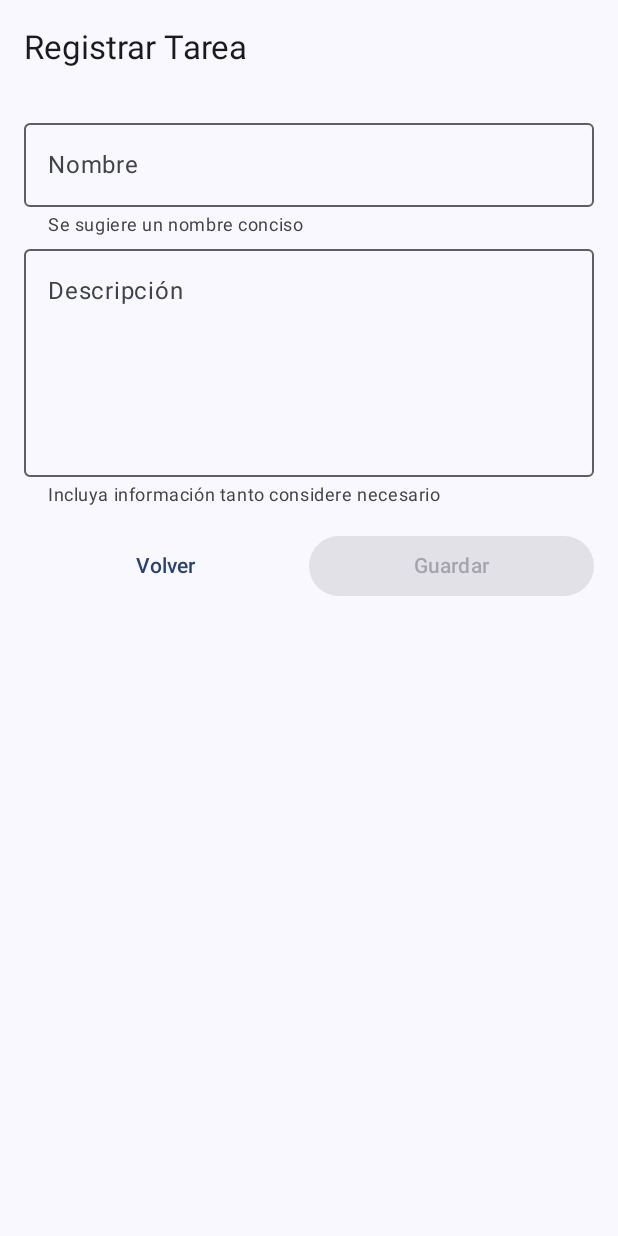
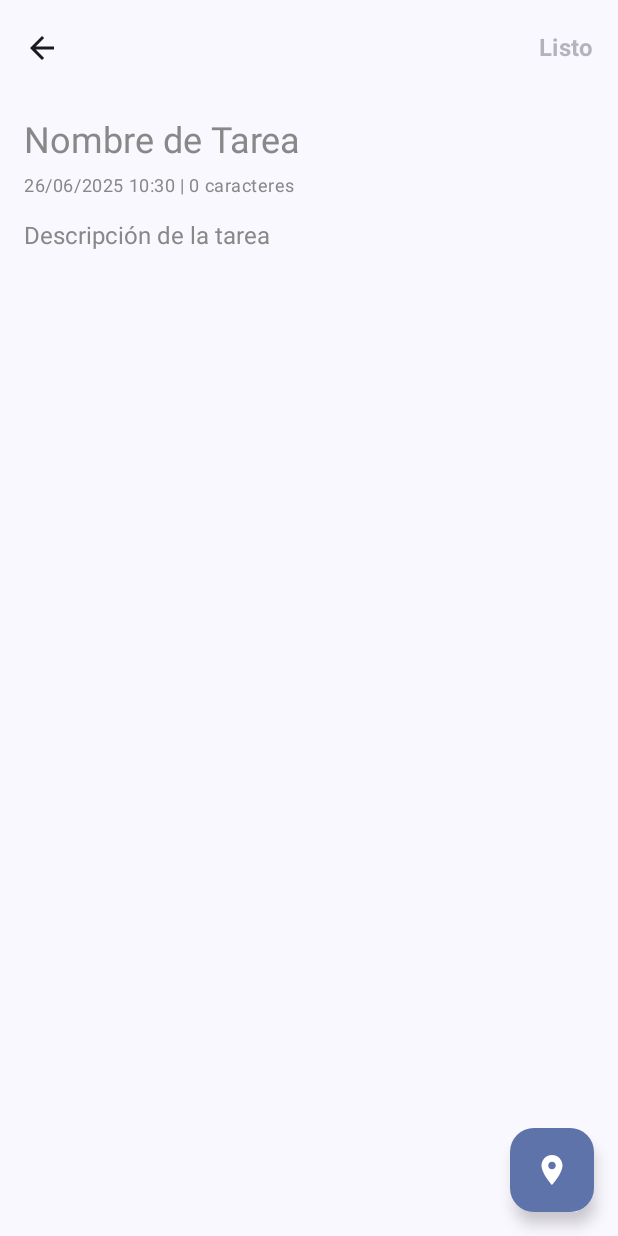
Before and after one commit to jadapache/gestor-tareas, an Android app built with Jetpack Compose: the MainScreen screen opened through its navigation route, after a tap on "Agregar tarea", on a phone screen of 412 x 824 dp. Run offline under Robolectric (Android 15) with nearby library versions, the phone set to English and light mode, and no system bars; our stand-ins replace Firebase (no records; nobody signed in at launch, a user with empty details on screens opened directly), Room's generated code.

```diff
--- a/app/src/main/java/com/jadapache/task2hacer/MainActivity.kt
+++ b/app/src/main/java/com/jadapache/task2hacer/MainActivity.kt
@@ -18,8 +18,6 @@ import androidx.navigation.compose.composable
 import androidx.navigation.compose.rememberNavController
 import androidx.lifecycle.viewmodel.compose.viewModel
 import androidx.compose.ui.platform.LocalContext
-import com.jadapache.task2hacer.screens.FormularioScreen
-import com.jadapache.task2hacer.screens.EditarTareaScreen
 import com.jadapache.task2hacer.viewmodel.TareasViewModel
 import com.jadapache.task2hacer.screens.MainScreen
 import com.jadapache.task2hacer.screens.LoginScreen
@@ -30,11 +28,11 @@ import androidx.compose.runtime.getValue
 import androidx.compose.runtime.mutableStateOf
 import androidx.compose.runtime.setValue
 import androidx.compose.ui.Alignment
-import com.jadapache.task2hacer.data.Task2HacerDB
 import com.google.firebase.auth.FirebaseAuth
 import com.jadapache.task2hacer.screens.RegisterScreen
-import kotlinx.coroutines.Dispatchers
-import kotlinx.coroutines.withContext
+import com.jadapache.task2hacer.screens.TareaScreen
+import androidx.navigation.NavType
+import androidx.navigation.navArgument
 
 class MainActivity : ComponentActivity() {
     override fun onCreate(savedInstanceState: Bundle?) {
@@ -76,16 +74,15 @@ fun AppNavigation() {
             composable("principal") {
                 MainScreen(navController, tareasViewModel)
             }
-            composable("formulario") {
-                FormularioScreen(navController, tareasViewModel)
-            }
-            composable("editar") {
-                val tarea = tareasViewModel.tareaSeleccionada
-                if (tarea != null) {
-                    EditarTareaScreen(navController, tareasViewModel, tarea)
-                } else {
-                    navController.popBackStack("principal", inclusive = false)
-                }
+            composable(
+                route = "tareaDetail?tareaId={tareaId}",
+                arguments = listOf(navArgument("tareaId") {
+                    type = NavType.StringType
+                    nullable = true
+                })
+            ) { backStackEntry ->
+                val tareaId = backStackEntry.arguments?.getString("tareaId")
+                TareaScreen(navController, tareasViewModel, tareaId)
             }
             composable("login") {
                 LoginScreen(navController, FirebaseAuth.getInstance())
--- a/app/src/main/java/com/jadapache/task2hacer/data/models/Tarea.kt
+++ b/app/src/main/java/com/jadapache/task2hacer/data/models/Tarea.kt
@@ -12,6 +12,6 @@ data class Tarea(
     var nombre: String = "",
     var descripcion: String = "",
     val completada: Boolean = false,
-    var sincronizado: Boolean = false,
-    var ultimaMod: Long = System.currentTimeMillis()
+    var ultimaMod: Long = System.currentTimeMillis(),
+    var ubicacion: String? = null
 )
--- a/app/src/main/java/com/jadapache/task2hacer/screens/FormularioScreen.kt
+++ /dev/null
@@ -1,73 +0,0 @@
-package com.jadapache.task2hacer.screens
-
-import androidx.compose.foundation.layout.*
-import androidx.compose.material3.*
-import androidx.compose.runtime.*
-import androidx.compose.ui.Alignment
-import androidx.compose.ui.Modifier
-import androidx.compose.ui.unit.dp
-import androidx.navigation.NavController
-import com.google.firebase.auth.FirebaseAuth
-import com.jadapache.task2hacer.data.models.Tarea
-import com.jadapache.task2hacer.viewmodel.TareasViewModel
-
-@OptIn(ExperimentalMaterial3Api::class)
-@Composable
-fun FormularioScreen(navController: NavController, viewModel: TareasViewModel) {
-    var nombre by remember { mutableStateOf("") }
-    var descripcion by remember { mutableStateOf("") }
-    var toastMessage by remember { mutableStateOf("") }
-    val userId = FirebaseAuth.getInstance().currentUser?.uid
-    Scaffold(
-        topBar = {
-            TopAppBar(title = { Text("Registrar Tarea") })
-        }
-    ) { innerPadding ->
-        Column(
-            modifier = Modifier
-                .padding(innerPadding)
-                .fillMaxSize()
-                .padding(horizontal = 16.dp)
-                .imePadding(),
-            verticalArrangement = Arrangement.Top,
-            horizontalAlignment = Alignment.CenterHorizontally
-        ) {
-            Spacer(modifier = Modifier.height(10.dp))
-            OutlinedTextField(
-                value = nombre,
-                onValueChange = { nombre = it },
-                label = { Text("Nombre") },
-                placeholder = { Text("Ej: Diseño de UI App") },
-                supportingText = { Text("Se sugiere un nombre conciso") },
-                modifier = Modifier.fillMaxWidth(),
-                singleLine = true
-            )
-            OutlinedTextField(
-                value = descripcion,
-                onValueChange = { descripcion = it },
-                label = { Text("Descripción") },
-                placeholder = { Text("Ej: hacer aplicación móvil") },
-                supportingText = { Text("Incluya información tanto considere necesario") },
-                modifier = Modifier.fillMaxWidth(),
-                minLines = 5,
-                maxLines = 10
-            )
-            Spacer(modifier = Modifier.height(15.dp))
-            Row(modifier = Modifier.fillMaxWidth(), horizontalArrangement = Arrangement.SpaceBetween, verticalAlignment = Alignment.Bottom) {
-                Button(onClick = { navController.popBackStack()},
-                        modifier = Modifier.weight(1f),
-                        colors = ButtonDefaults.outlinedButtonColors(contentColor = MaterialTheme.colorScheme.primary)) {
-                    Text("Volver")
-                }
-                Button(onClick = { viewModel.insertarTarea(tarea = Tarea(nombre = nombre, descripcion = descripcion, userId = userId.toString()))
-                                    toastMessage = "Nueva tarea agregada"
-                                    navController.popBackStack() },
-                       modifier = Modifier.weight(1f),
-                        colors = ButtonDefaults.buttonColors(containerColor = MaterialTheme.colorScheme.primary ),
-                        enabled = nombre.isNotBlank()) {
-                    Text("Guardar")
-                }
-            }
-        }
-    }
-}
--- a/app/src/main/java/com/jadapache/task2hacer/screens/MainScreen.kt
+++ b/app/src/main/java/com/jadapache/task2hacer/screens/MainScreen.kt
@@ -30,6 +30,7 @@ import com.jadapache.task2hacer.viewmodel.TareasViewModel
 @Composable
 fun MainScreen(navController: NavHostController, viewModel: TareasViewModel) {
     val auth = FirebaseAuth.getInstance()
+    val userId = FirebaseAuth.getInstance().currentUser?.uid ?: ""
     val tasks by viewModel.tareas.collectAsState()
     val context = LocalContext.current
     var toastMessage by remember { mutableStateOf("") }
@@ -60,7 +61,7 @@ fun MainScreen(navController: NavHostController, viewModel: TareasViewModel) {
             )
         },
         floatingActionButton = {
-            FloatingActionButton(onClick = { navController.navigate("formulario") }) {
+            FloatingActionButton(onClick = { navController.navigate("tareaDetail") }) {
                 Icon(Icons.Filled.Add, contentDescription = "Agregar tarea")
             }
         }
@@ -156,8 +157,7 @@ fun TareaCard(
                     viewModel.marcarTarea(tarea, false)
                     onToastMessage("Tarea reasignada")
                 } else {
-                    viewModel.tareaSeleccionada = tarea
-                    navController.navigate("editar")
+                    navController.navigate("tareaDetail?tareaId=${tarea.id}")
                 }
             }
             .heightIn(max = 120.dp)
--- /dev/null
+++ b/app/src/main/java/com/jadapache/task2hacer/screens/TareaScreen.kt
@@ -0,0 +1,263 @@
+package com.jadapache.task2hacer.screens
+
+import android.Manifest
+import android.content.pm.PackageManager
+import androidx.activity.compose.rememberLauncherForActivityResult
+import androidx.activity.result.contract.ActivityResultContracts
+import androidx.compose.foundation.layout.*
+import androidx.compose.foundation.text.BasicTextField
+import androidx.compose.material.icons.Icons
+import androidx.compose.material.icons.automirrored.filled.ArrowBack
+import androidx.compose.material.icons.filled.Close
+import androidx.compose.material.icons.filled.LocationOn
+import androidx.compose.material3.*
+import androidx.compose.runtime.*
+import androidx.compose.ui.Alignment
+import androidx.compose.ui.Modifier
+import androidx.compose.ui.graphics.Color
+import androidx.compose.ui.platform.LocalContext
+import androidx.compose.ui.text.TextStyle
+import androidx.compose.ui.text.font.FontWeight
+import androidx.compose.ui.unit.dp
+import androidx.compose.ui.unit.sp
+import androidx.core.content.ContextCompat
+import androidx.navigation.NavController
+import com.google.android.gms.location.LocationServices
+import com.google.android.gms.maps.model.CameraPosition
+import com.google.android.gms.maps.model.LatLng
+import com.google.firebase.auth.FirebaseAuth
+import com.google.maps.android.compose.GoogleMap
+import com.google.maps.android.compose.Marker
+import com.google.maps.android.compose.MapUiSettings
+import com.google.maps.android.compose.rememberCameraPositionState
+import com.google.maps.android.compose.rememberMarkerState
+import com.jadapache.task2hacer.data.models.Tarea
+import com.jadapache.task2hacer.utils.formatDate
+import com.jadapache.task2hacer.viewmodel.TareasViewModel
+
+@OptIn(ExperimentalMaterial3Api::class)
+@Composable
+fun TareaScreen(
+    navController: NavController,
+    viewModel: TareasViewModel,
+    tareaId: String?
+) {
+    val isNewTask = tareaId == null
+    val task = if (isNewTask) null else viewModel.tareas.collectAsState().value.find { it.id == tareaId }
+    val userId = FirebaseAuth.getInstance().currentUser?.uid
+    var nombre by remember { mutableStateOf(task?.nombre ?: "") }
+    var descripcion by remember { mutableStateOf(task?.descripcion ?: "") }
+    var ubicacion by remember {
+        mutableStateOf(
+            task?.ubicacion?.split(",")?.let { LatLng(it[0].toDouble(), it[1].toDouble()) }
+        )
+    }
+
+    val context = LocalContext.current
+    val fusedLocationClient = remember { LocationServices.getFusedLocationProviderClient(context) }
+
+    var hasLocationPermission by remember {
+        mutableStateOf(
+            ContextCompat.checkSelfPermission(
+                context,
+                Manifest.permission.ACCESS_FINE_LOCATION
+            ) == PackageManager.PERMISSION_GRANTED
+        )
+    }
+
+    val permissionLauncher = rememberLauncherForActivityResult(
+        contract = ActivityResultContracts.RequestPermission(),
+        onResult = { isGranted ->
+            hasLocationPermission = isGranted
+            if (isGranted) {
+                fusedLocationClient.lastLocation.addOnSuccessListener { location ->
+                    ubicacion = if (location != null) {
+                        LatLng(location.latitude, location.longitude)
+                    } else {
+                        LatLng(7.061158711284572,-73.10883332043886) // Default location
+                    }
+                }
+            }
+        }
+    )
+
+    var showDeleteButton by remember { mutableStateOf(false) }
+    var showConfirmDialog by remember { mutableStateOf(false) }
+    var modoEdicionUbicacion by remember { mutableStateOf(false) }
+
+    Scaffold(
+        topBar = {
+            TopAppBar(
+                title = { },
+                navigationIcon = {
+                    IconButton(onClick = { navController.popBackStack() }) {
+                        Icon(Icons.AutoMirrored.Filled.ArrowBack, contentDescription = "Regresar")
+                    }
+                },
+                actions = {
+                    TextButton(
+                        onClick = {
+                            val newLocation = ubicacion?.let { "${it.latitude},${it.longitude}" }
+                            if (isNewTask) {
+                                viewModel.insertarTarea(tarea = Tarea(nombre = nombre, descripcion = descripcion, userId = userId.toString()))
+                            } else {
+                                task?.let {
+                                    viewModel.modificarTarea(it.copy(nombre = nombre, descripcion = descripcion, ubicacion = newLocation))
+                                }
+                            }
+                            navController.popBackStack()
+                        },
+                        enabled = nombre.isNotBlank()
+                    ) {
+                        Text("Listo", style = MaterialTheme.typography.titleMedium.copy(fontWeight = FontWeight.Bold))
+                    }
+                },
+                colors = TopAppBarDefaults.topAppBarColors(containerColor = Color.Transparent)
+            )
+        },
+        floatingActionButton = {
+            FloatingActionButton(onClick = {
+                if (hasLocationPermission) {
+                    modoEdicionUbicacion = true
+                    fusedLocationClient.lastLocation.addOnSuccessListener { location ->
+                        ubicacion = if (location != null) {
+                            LatLng(location.latitude, location.longitude)
+                        } else {
+                            LatLng(7.061158711284572,-73.10883332043886)
+                        }
+                    }
+                } else {
+                    permissionLauncher.launch(Manifest.permission.ACCESS_FINE_LOCATION)
+                }
+            }) {
+                Icon(Icons.Default.LocationOn, contentDescription = "Agregar o actualizar ubicación")
+            }
+        }
+    ) { innerPadding ->
+        Column(
+            modifier = Modifier
+                .padding(innerPadding)
+                .fillMaxSize()
+                .padding(16.dp)
+        ) {
+            BasicTextField(
+                value = nombre,
+                onValueChange = { nombre = it },
+                textStyle = TextStyle(fontSize = 24.sp, color = MaterialTheme.colorScheme.onSurface),
+                modifier = Modifier.fillMaxWidth(),
+                decorationBox = { innerTextField ->
+                    Box(modifier = Modifier.fillMaxWidth()) {
+                        if (nombre.isEmpty()) {
+                            Text("Nombre de Tarea", style = TextStyle(fontSize = 24.sp, color = Color.Gray))
+                        }
+                        innerTextField()
+                    }
+                }
+            )
+
+            Spacer(modifier = Modifier.height(8.dp))
+
+            Text(
+                text = "${formatDate(task?.ultimaMod ?: System.currentTimeMillis())} | ${descripcion.length} caracteres",
+                style = MaterialTheme.typography.bodySmall,
+                color = Color.Gray
+            )
+
+            Spacer(modifier = Modifier.height(16.dp))
+
+            BasicTextField(
+                value = descripcion,
+                onValueChange = { descripcion = it },
+                textStyle = TextStyle(fontSize = 16.sp, color = MaterialTheme.colorScheme.onSurface),
+                modifier = Modifier.fillMaxWidth(),
+                decorationBox = { innerTextField ->
+                    Box(modifier = Modifier.fillMaxWidth()) {
+                        if (descripcion.isEmpty()) {
+                            Text("Descripción de la tarea", style = TextStyle(fontSize = 16.sp, color = Color.Gray))
+                        }
+                        innerTextField()
+                    }
+                }
+            )
+
+            Spacer(modifier = Modifier.height(16.dp))
+
+            if (ubicacion != null) {
+                Spacer(modifier = Modifier.height(16.dp))
+                Box(
+                    modifier = Modifier
+                        .fillMaxWidth()
+                        .height(300.dp)
+                ) {
+                    val cameraPositionState = rememberCameraPositionState {
+                        position = CameraPosition.fromLatLngZoom(ubicacion!!, 15f)
+                    }
+                    val markerState = rememberMarkerState(position = ubicacion!!)
+
+                    LaunchedEffect(ubicacion) {
+                        ubicacion?.let {
+                            cameraPositionState.position = CameraPosition.fromLatLngZoom(it, 15f)
+                            markerState.position = it
+                        }
+                    }
+
+                    GoogleMap(
+                        modifier = Modifier.matchParentSize(),
+                        cameraPositionState = cameraPositionState,
+                        onMapClick = { newLatLng ->
+                            if (modoEdicionUbicacion) {
+                                ubicacion = newLatLng
+                                markerState.position = newLatLng
+                                modoEdicionUbicacion = false
+                            }
+                        },
+                        uiSettings = if (modoEdicionUbicacion)
+                            MapUiSettings(zoomControlsEnabled = true, scrollGesturesEnabled = true, zoomGesturesEnabled = true, tiltGesturesEnabled = true, rotationGesturesEnabled = true)
+                        else
+                            MapUiSettings(zoomControlsEnabled = false, scrollGesturesEnabled = false, zoomGesturesEnabled = false, tiltGesturesEnabled = false, rotationGesturesEnabled = false)
+                    ) {
+                        Marker(state = markerState, title = "Ubicación")
+                    }
+                    if (!modoEdicionUbicacion) {
+                        IconButton(
+                            onClick = {
+                                showConfirmDialog = true
+                            },
+                            modifier = Modifier
+                                .align(Alignment.TopEnd)
+                                .padding(4.dp)
+                        ) {
+                            Icon(
+                                imageVector = Icons.Default.Close,
+                                contentDescription = "Eliminar ubicación",
+                                tint = Color.Red
+                            )
+                        }
+                    }
+                }
+                if (showConfirmDialog) {
+                    AlertDialog(
+                        onDismissRequest = { showConfirmDialog = false },
+                        title = { Text("Eliminar ubicación") },
+                        text = { Text("¿Estás seguro de que deseas eliminar la ubicación?") },
+                        confirmButton = {
+                            TextButton(onClick = {
+                                ubicacion = null
+                                showDeleteButton = false
+                                showConfirmDialog = false
+                                modoEdicionUbicacion = false
+                            }) {
+                                Text("Sí")
+                            }
+                        },
+                        dismissButton = {
+                            TextButton(onClick = { showConfirmDialog = false }) {
+                                Text("No")
+                            }
+                        }
+                    )
+                }
+            }
+        }
+    }
+}
--- /dev/null
+++ b/app/src/main/java/com/jadapache/task2hacer/utils/dateformatUtil.kt
@@ -0,0 +1,10 @@
+package com.jadapache.task2hacer.utils
+
+import java.text.SimpleDateFormat
+import java.util.Date
+import java.util.Locale
+
+fun formatDate(timestamp: Long): String {
+    val sdf = SimpleDateFormat("dd/MM/yyyy HH:mm", Locale.getDefault())
+    return sdf.format(Date(timestamp))
+}
--- a/app/src/main/java/com/jadapache/task2hacer/viewmodel/TareasViewModel.kt
+++ b/app/src/main/java/com/jadapache/task2hacer/viewmodel/TareasViewModel.kt
@@ -16,7 +16,6 @@ class TareasViewModel(
     private val tareaRepositorySync: ITareaRepository
 ) : AndroidViewModel(application) {
     val tareas: StateFlow<List<Tarea>>
-    var tareaSeleccionada: Tarea? = null
 
     init {
         tareas = getAllTareas().stateIn(
@@ -28,6 +27,11 @@ class TareasViewModel(
 
     private fun getAllTareas(): Flow<List<Tarea>> {
         return tareaRepositorySync.getAllTareas()
+    }
+
+    fun tareasUsuario(userId: String): StateFlow<List<Tarea>> {
+        return tareaRepositorySync.getAllTareasByUser(userId)
+            .stateIn(viewModelScope, SharingStarted.WhileSubscribed(5000), emptyList())
     }
 
     // Métodos CRUD usando solo la interfaz
```
Also changed, not shown: app/build.gradle.kts (+11 -4 lines), app/src/main/java/com/jadapache/task2hacer/screens/EditarTareaScreen.kt (deleted, +0 -73 lines), app/src/main/java/com/jadapache/task2hacer/viewmodel/UserViewModel.kt (+5 -2 lines), gradle/libs.versions.toml (+11 -0 lines).
